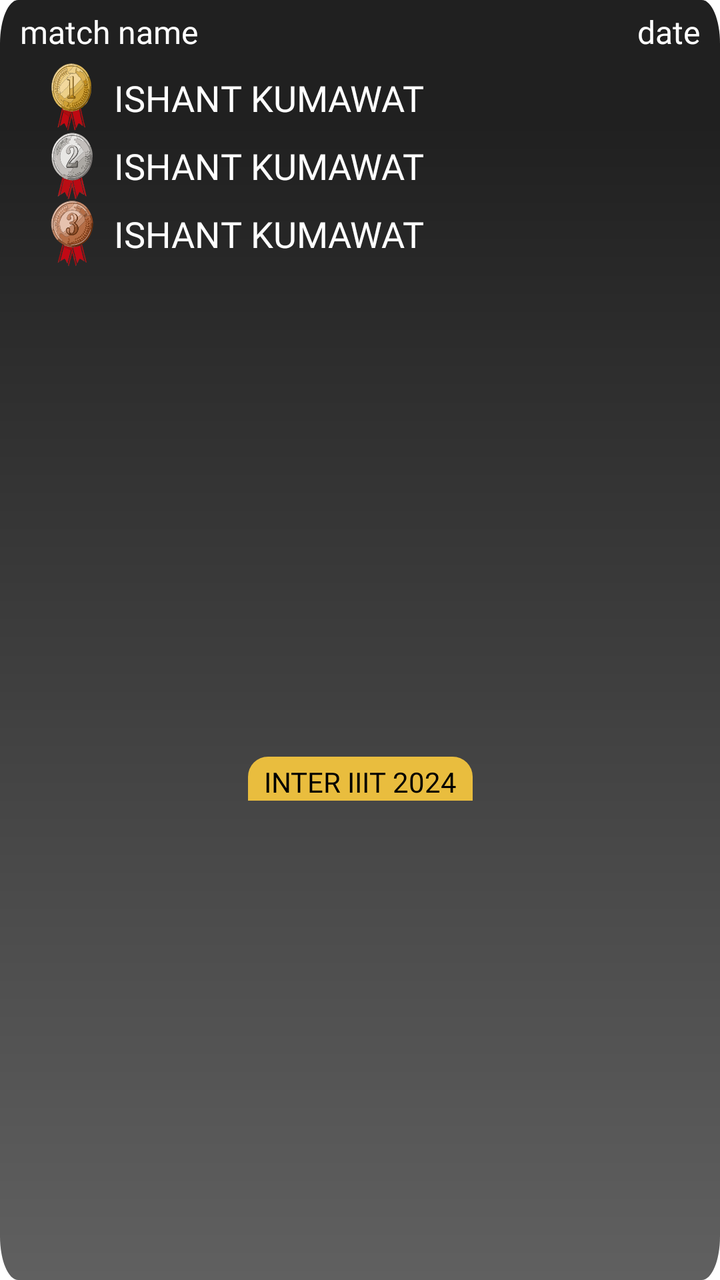
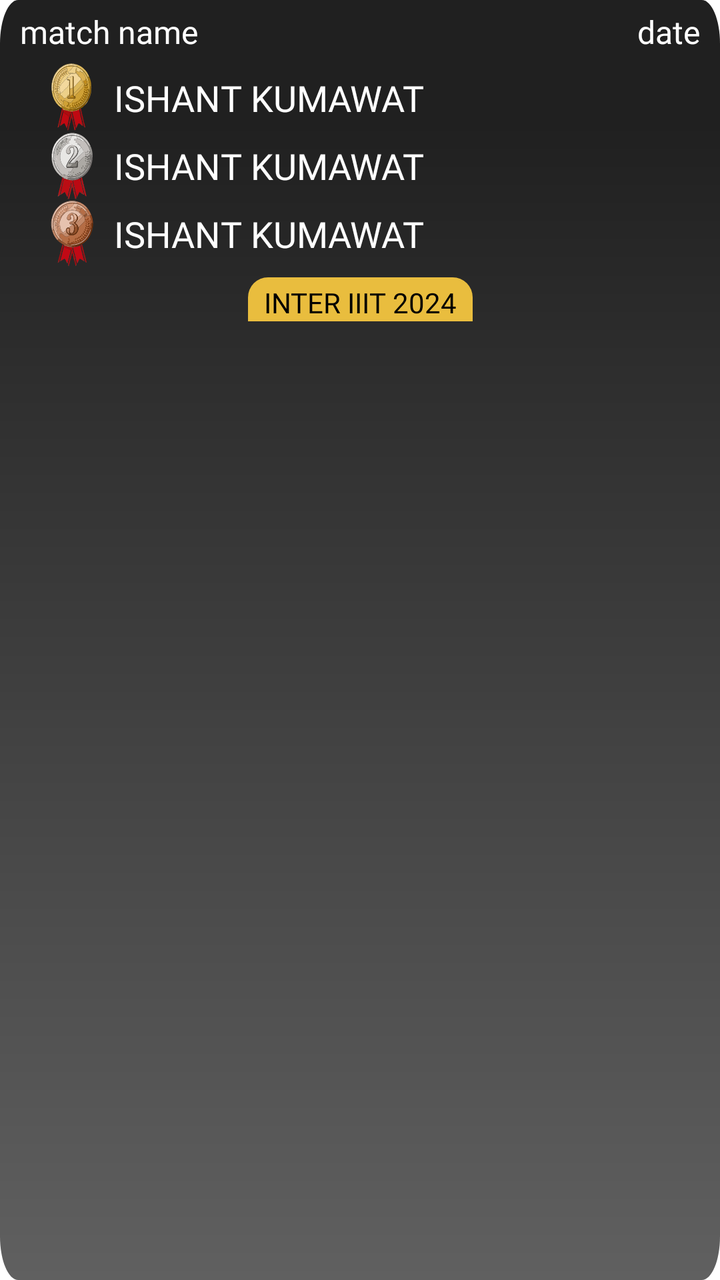

Two renders of the same Android screen: before a commit and after it. Below are the layout's source before the change and the commit's diff.
<!-- AndroidManifest.xml: application theme Theme.NavigationDrawer -->
<!-- res/layout/layout_atheletes.xml -->
<?xml version="1.0" encoding="utf-8"?>
<androidx.constraintlayout.widget.ConstraintLayout xmlns:android="http://schemas.android.com/apk/res/android"
    xmlns:app="http://schemas.android.com/apk/res-auto"
    android:layout_width="match_parent"
    android:layout_height="wrap_content"
    android:layout_marginHorizontal="10dp"
    android:layout_marginVertical="10dp"
    android:background="@drawable/fade3">

    <LinearLayout
        android:id="@+id/lay1"
        android:layout_width="match_parent"
        android:layout_height="wrap_content"
        android:orientation="horizontal"
        android:padding="5dp"
        android:weightSum="1"
        app:layout_constraintEnd_toEndOf="parent"
        app:layout_constraintStart_toStartOf="parent"
        app:layout_constraintTop_toTopOf="parent">

        <TextView
            android:id="@+id/matchName"
            android:layout_width="0dp"
            android:layout_height="wrap_content"
            android:layout_gravity="center_vertical"
            android:layout_weight="0.7"
            android:fontFamily="@font/poppins_semibold"
            android:gravity="center_vertical|start"
            android:hint="match name"
            android:paddingHorizontal="5dp"
            android:textAllCaps="true"
            android:textColor="#E9E9E9"
            android:textColorHint="@color/white"
            android:textSize="16dp" />

        <TextView
            android:id="@+id/date"
            android:layout_width="0dp"
            android:layout_height="wrap_content"
            android:layout_gravity="center_vertical"
            android:layout_weight="0.3"
            android:fontFamily="@font/poppins_semibold"
            android:gravity="center_vertical|end"
            android:hint="date"
            android:paddingHorizontal="5dp"
            android:textColor="#E9E9E9"
            android:textColorHint="@color/white"
            android:textSize="16dp" />
    </LinearLayout>

    
    
    
    
    
    

    
    
    
    
    
    
    
    
    
    
    
    

    <LinearLayout
        android:id="@id/layout"
        android:layout_width="match_parent"
        android:layout_height="wrap_content"
        android:layout_marginHorizontal="20dp"
        android:orientation="vertical"
        android:weightSum="3"
        app:layout_constraintEnd_toEndOf="parent"
        app:layout_constraintStart_toStartOf="parent"
        app:layout_constraintTop_toBottomOf="@id/lay1">

        <LinearLayout
            android:layout_width="match_parent"
            android:layout_height="0dp"
            android:layout_weight="1"
            android:orientation="horizontal"
            android:weightSum="1">

            <ImageView
                android:layout_width="0dp"
                android:layout_height="wrap_content"
                android:layout_gravity="center_vertical"
                android:layout_weight="0.1"
                android:src="@drawable/med1" />

            <TextView
                android:id="@+id/play1"
                android:layout_width="0dp"
                android:layout_height="match_parent"
                android:layout_weight="0.9"
                android:autoSizeMaxTextSize="20dp"
                android:drawablePadding="5dp"
                android:fontFamily="@font/poppins_medium"
                android:gravity="center_vertical"
                android:padding="5dp"
                android:text="ishant kumawat"
                android:textAllCaps="true"
                android:textColor="@color/white"
                android:textSize="18dp" />
        </LinearLayout>

        <LinearLayout
            android:layout_width="match_parent"
            android:layout_height="0dp"
            android:layout_weight="1"
            android:orientation="horizontal"
            android:weightSum="1">

            <ImageView
                android:layout_width="0dp"
                android:layout_height="wrap_content"
                android:layout_gravity="center_vertical"
                android:layout_weight="0.1"
                android:src="@drawable/med2" />

            <TextView
                android:id="@+id/play2"
                android:layout_width="0dp"
                android:layout_height="match_parent"
                android:layout_weight="0.9"
                android:autoSizeMaxTextSize="20dp"
                android:drawablePadding="5dp"
                android:fontFamily="@font/poppins_medium"
                android:gravity="center_vertical"
                android:padding="5dp"
                android:text="ishant kumawat"
                android:textAllCaps="true"
                android:textColor="@color/white"
                android:textSize="18dp" />
        </LinearLayout>

        <LinearLayout
            android:layout_width="match_parent"
            android:layout_height="0dp"
            android:layout_weight="1"
            android:orientation="horizontal"
            android:weightSum="1">

            <ImageView
                android:layout_width="0dp"
                android:layout_height="wrap_content"
                android:layout_gravity="center_vertical"
                android:layout_weight="0.1"
                android:src="@drawable/med3" />

            <TextView
                android:id="@+id/play3"
                android:layout_width="0dp"
                android:layout_height="match_parent"
                android:layout_weight="0.9"
                android:autoSizeMaxTextSize="20dp"
                android:drawablePadding="5dp"
                android:fontFamily="@font/poppins_medium"
                android:gravity="center_vertical"
                android:padding="5dp"
                android:text="ishant kumawat"
                android:textAllCaps="true"
                android:textColor="@color/white"
                android:textSize="18dp" />
        </LinearLayout>
    </LinearLayout>

    <TextView
        android:layout_width="wrap_content"
        android:layout_height="wrap_content"
        android:layout_marginTop="5dp"
        android:background="@drawable/backlesss"
        android:fontFamily="@font/poppins_medium"
        android:gravity="center|bottom"
        android:paddingHorizontal="8dp"
        android:paddingTop="3dp"
        android:text="inter iiit 2024"
        android:textAllCaps="true"
        android:textColor="@color/black"
        app:layout_constraintBottom_toBottomOf="parent"
        app:layout_constraintEnd_toEndOf="parent"
        app:layout_constraintStart_toStartOf="parent"
        app:layout_constraintTop_toBottomOf="@id/layout" />
</androidx.constraintlayout.widget.ConstraintLayout>
<!-- resources referenced by this layout -->
<resources>
  <color name="black">#FF000000</color>
  <color name="white">#FFFFFFFF</color>
  <!-- drawable backlesss (drawable) -->
  <?xml version="1.0" encoding="utf-8"?>
  <shape xmlns:android="http://schemas.android.com/apk/res/android">
      <solid android:color="#E9BD3E" /> 
  
      <corners
          android:topLeftRadius="10dp"
          android:topRightRadius="10dp" />
  </shape>
  <!-- drawable fade3 (drawable) -->
  <vector xmlns:android="http://schemas.android.com/apk/res/android"
      xmlns:aapt="http://schemas.android.com/aapt"
      android:width="400dp"
      android:height="293dp"
      android:viewportWidth="393"
      android:viewportHeight="293">
  
      <path android:pathData="M10,0h373c5.523,0 10,4.477 10,10v273c0,5.523 -4.477,10 -10,10h-373c-5.523,0 -10,-4.477 -10,-10v-273c0,-5.523 4.477,-10 10,-10Z">
          <aapt:attr name="android:fillColor">
              <gradient
                  android:endX="197"
                  android:endY="27.9"
                  android:startX="197"
                  android:startY="293"
                  android:type="linear">
                  <item
                      android:color="#606060"
                      android:offset="0" />
                  <item
                      android:color="#202020"
                      android:offset="1" />
              </gradient>
          </aapt:attr>
      </path>
  </vector>
  <!-- drawable med1: vector/xml drawable (drawable, 61481 chars, omitted) -->
  <!-- drawable med2: vector/xml drawable (drawable, 97928 chars, omitted) -->
  <!-- drawable med3: vector/xml drawable (drawable, 67109 chars, omitted) -->
  <style name="Theme.NavigationDrawer" parent="Theme.MaterialComponents.DayNight.NoActionBar">
          
          <item name="colorPrimary">#FFECA1</item>
          
      </style>
</resources>

<!-- the commit's change to res/layout/layout_atheletes.xml (unified diff, before → after) -->
@@ -182,7 +182,6 @@
         android:text="inter iiit 2024"
         android:textAllCaps="true"
         android:textColor="@color/black"
-        app:layout_constraintBottom_toBottomOf="parent"
         app:layout_constraintEnd_toEndOf="parent"
         app:layout_constraintStart_toStartOf="parent"
         app:layout_constraintTop_toBottomOf="@id/layout" />
